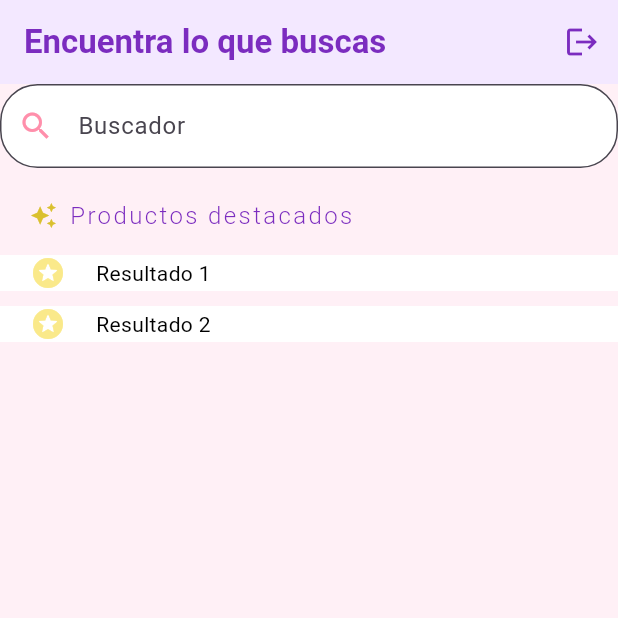
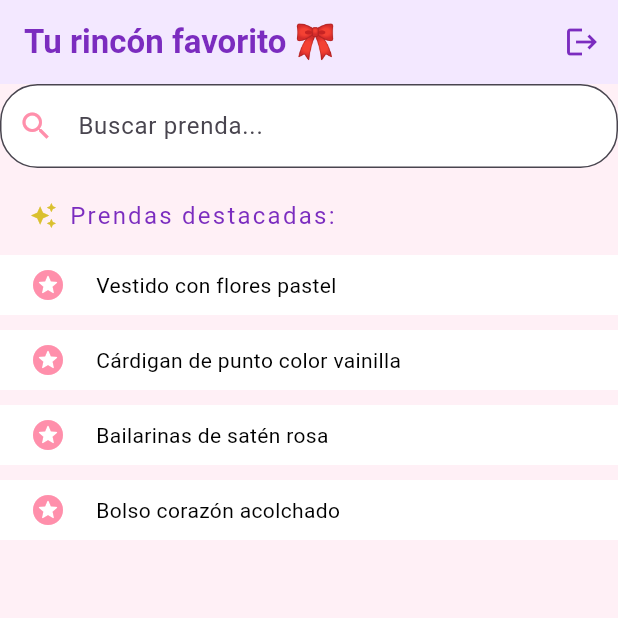
Before and after one commit to ggarper10/gemma_mouna_p1, a Flutter app: the screen it shows after launch, on a phone screen of 412 x 824 dp, the top half of it. Run offline on Flutter 3.47's test engine with Material 3 defaults, Android fonts, the phone set to English and light mode, and no system bars.

Commit message:
Textos personalizados para la tienda y retoques de estética

```diff
--- a/lib/views/list_view.dart
+++ b/lib/views/list_view.dart
@@ -1,6 +1,6 @@
 import 'package:flutter/material.dart';
 
-//TÍTULO, BUSCADOR Y FONDO
+//CLASE PARA EL TÍTULO, BUSCADOR Y FONDO
 class Buscador extends StatelessWidget{
   const Buscador({super.key});
 
@@ -14,7 +14,7 @@ class Buscador extends StatelessWidget{
       appBar: AppBar(
         backgroundColor: const Color.fromARGB(255, 243, 232, 255),
         title: const Text(
-          'Encuentra lo que buscas',
+          'Tu rincón favorito 🎀',
           style: const TextStyle(
             fontWeight: FontWeight.bold,
             //fontStyle: FontStyle.italic,
@@ -52,7 +52,7 @@ class Buscador extends StatelessWidget{
                 borderRadius: BorderRadius.circular(25.0),
               ),
               //TEXTO
-              labelText: 'Buscador',
+              labelText: 'Buscar prenda...',
 
               //ICONO DE LUPA
               prefixIcon: const Icon(
@@ -80,12 +80,12 @@ class Buscador extends StatelessWidget{
 
               //TEXTO
               Text(
-                'Productos destacados',
+                'Prendas destacadas:',
                 style: TextStyle(
-                  fontWeight: FontWeight.w300,
+                  fontWeight: FontWeight.w400,
                   color: Color.fromARGB(255, 123, 44, 191),
                   fontSize: 16.0,
-                  letterSpacing: 1.6
+                  letterSpacing: 1.5
                 )
               )
             ]
@@ -93,9 +93,13 @@ class Buscador extends StatelessWidget{
 
           const SizedBox(height: 15), //Separador
 
-          const Contenido(texto: 'Resultado 1'),
+          const Contenido(texto: 'Vestido con flores pastel'),
           const SizedBox(height: 10), //Separador
-          const Contenido(texto: 'Resultado 2'),
+          const Contenido(texto: 'Cárdigan de punto color vainilla'),
+          const SizedBox(height: 10), //Separador
+          const Contenido(texto: 'Bailarinas de satén rosa'),
+          const SizedBox(height: 10), //Separador
+          const Contenido(texto: 'Bolso corazón acolchado'),
         ]
       )
     );
@@ -103,7 +107,7 @@ class Buscador extends StatelessWidget{
 }
 
 
-//CONTENIDO DEBAJO DEL BUSCADOR
+//CLASE PARA EL CONTENIDO DEBAJO DEL BUSCADOR
 class Contenido extends StatelessWidget{
   final String texto;
   const Contenido({super.key, required this.texto});
@@ -112,14 +116,17 @@ class Contenido extends StatelessWidget{
   Widget build (BuildContext context){
     return Container(
       color: Colors.white,
+      height: 40.0,
 
       child: Row(
         children: [
           const SizedBox(width: 20), //Separador
+
           //ICONO DE ESTRELLA
           const Icon(
             Icons.stars_rounded,
-            color: Color.fromARGB(255, 250, 233, 138),
+            //color: Color.fromARGB(255, 250, 233, 138),
+            color: Color.fromARGB(255, 255, 143, 171)
           ),
 
           const SizedBox(width: 20),//Separador
@@ -128,7 +135,8 @@ class Contenido extends StatelessWidget{
           Text(
             texto,
             style: const TextStyle(
-              color: Colors.black
+              color: Colors.black,
+              fontSize: 14.0
             )
           )
         ]
```
